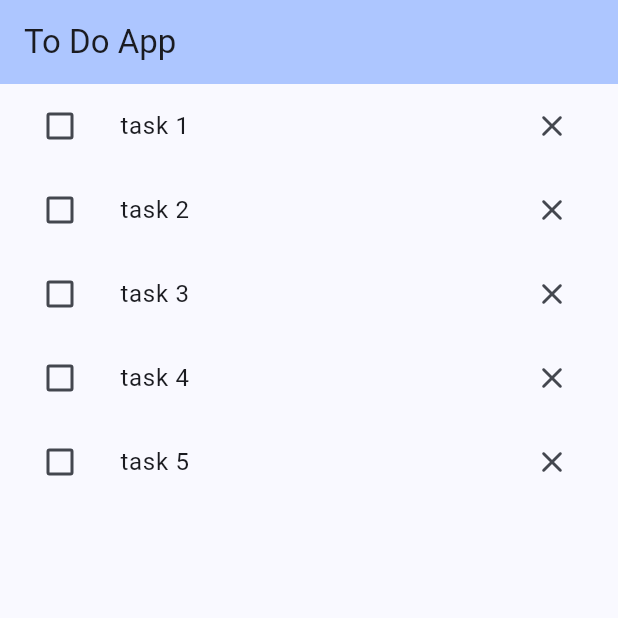
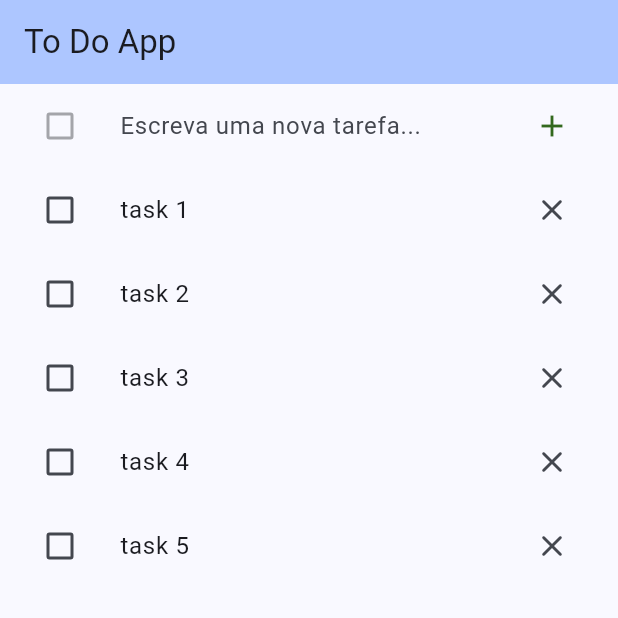
Before and after one commit to eloisafernandes/app_tarefas, a Flutter app: the screen it shows after launch, on a phone screen of 412 x 824 dp, the top half of it. Run offline on Flutter 3.47's test engine with Material 3 defaults, Android fonts, the phone set to English and light mode, and no system bars; our stand-ins replace get_it.

Commit message:
adicionando nova tarefa

```diff
--- /dev/null
+++ b/lib/new_todo_widget.dart
@@ -0,0 +1,80 @@
+import 'package:app_tarefas/service_locator.dart';
+import 'package:app_tarefas/todo_list_controller.dart';
+import 'package:flutter/material.dart';
+import 'package:app_tarefas/todo.dart';
+
+class NewTodoWidget extends StatefulWidget {
+  const NewTodoWidget({super.key,});
+
+
+  @override
+  State<NewTodoWidget> createState() => _NewTodoWidgetState();
+}
+
+class _NewTodoWidgetState extends State<NewTodoWidget> {
+  late TextEditingController todoController = TextEditingController();
+  final controller = getIt<TodoListController>();
+  final todoNode = FocusNode();
+  final formKey = GlobalKey<FormState>();
+
+  @override
+  void initState(){
+    super.initState();
+
+  }
+
+  bool contemApenasNumeros(String input) {
+    final regex = RegExp(r'^[0-9]+$');
+    return regex.hasMatch(input);
+  }
+
+
+  @override
+  Widget build(BuildContext context) {
+    return ListTile(
+      title: Form(
+        key:formKey,
+        child: TextFormField(
+          focusNode: todoNode,
+          controller: todoController,
+          decoration: InputDecoration.collapsed(
+            hintText: 'Escreva uma nova tarefa...'
+          ),
+          validator: (v) {
+            if (v == null || v.isEmpty){
+              return "Não pode ser vazio";
+            }
+            else if(contemApenasNumeros(v)){
+              return "Não pode conter apenas números";
+            }
+            return null;
+          },
+          onFieldSubmitted: (_) => onSubmitted(),
+
+        ),
+      ),
+      leading: Checkbox(
+        onChanged: null,
+        value: false,
+      ),
+      trailing: IconButton(
+        icon: Icon(Icons.add),
+        onPressed: onSubmitted,
+        color: Colors.lightGreen[900],
+        visualDensity: VisualDensity.compact,
+      ),
+    );
+  }
+
+  void onChanged(String task){
+  }
+
+  void onSubmitted(){
+    if (!formKey.currentState!.validate()){
+      return;
+    }
+    controller.add(todoController.text);
+    formKey.currentState!.reset();
+    todoNode.unfocus();
+  }
+}
--- a/lib/todo_list_controller.dart
+++ b/lib/todo_list_controller.dart
@@ -1,3 +1,4 @@
+import 'package:app_tarefas/todo.dart';
 import 'package:app_tarefas/todo_list_notifier.dart';
 
 class TodoListController {
@@ -13,6 +14,8 @@ class TodoListController {
   void remove(String id)  {
     todoListNotifier.remove(id);
   }
-
+  void add(String task)  {
+    todoListNotifier.add(Todo.create(task));
+  }
 
 }
--- a/lib/todo_list_notifier.dart
+++ b/lib/todo_list_notifier.dart
@@ -12,7 +12,9 @@ class TodoListNotifier extends ValueNotifier<List<Todo>>{
     Todo.create("task 4"),
     Todo.create("task 5"),
   ];
-
+  void add(Todo todo){
+    value = [...value, todo];
+  }
   void update(String id, String task){
     value = [
       for (final todo in value)
--- a/lib/todo_list_page.dart
+++ b/lib/todo_list_page.dart
@@ -1,7 +1,6 @@
+import 'package:app_tarefas/new_todo_widget.dart';
 import 'package:app_tarefas/todo_list_widget.dart';
 import 'package:flutter/material.dart';
-
-
 
 class TodoListPage extends StatefulWidget {
   const TodoListPage({super.key});
@@ -9,21 +8,19 @@ class TodoListPage extends StatefulWidget {
   @override
   State<TodoListPage> createState() => _TodoListPageState();
 }
+
 class _TodoListPageState extends State<TodoListPage> {
-
-
   @override
   Widget build(BuildContext context) {
-
     return Scaffold(
       appBar: AppBar(
-
         backgroundColor: Theme.of(context).colorScheme.inversePrimary,
         title: const Text("To Do App"),
       ),
       body: ListView(
         children: [
           // widget para nova tarefa
+          const NewTodoWidget(),
           TodoListWidget(),
         ],
       ), // This trailing comma makes auto-formatting nicer for build methods.
--- a/lib/todo_list_widget.dart
+++ b/lib/todo_list_widget.dart
@@ -27,7 +27,8 @@ class TodoListWidget extends StatelessWidget {
           shrinkWrap: true,
           itemCount: todoList.length,
           itemBuilder: (context, index)  {
-            return TodoItemWidget(todo: todoList[index]);
+            final todo = todoList[index];
+            return TodoItemWidget( key: ValueKey(todo.id) , todo: todoList[index]);
           },
         );
       }
```
